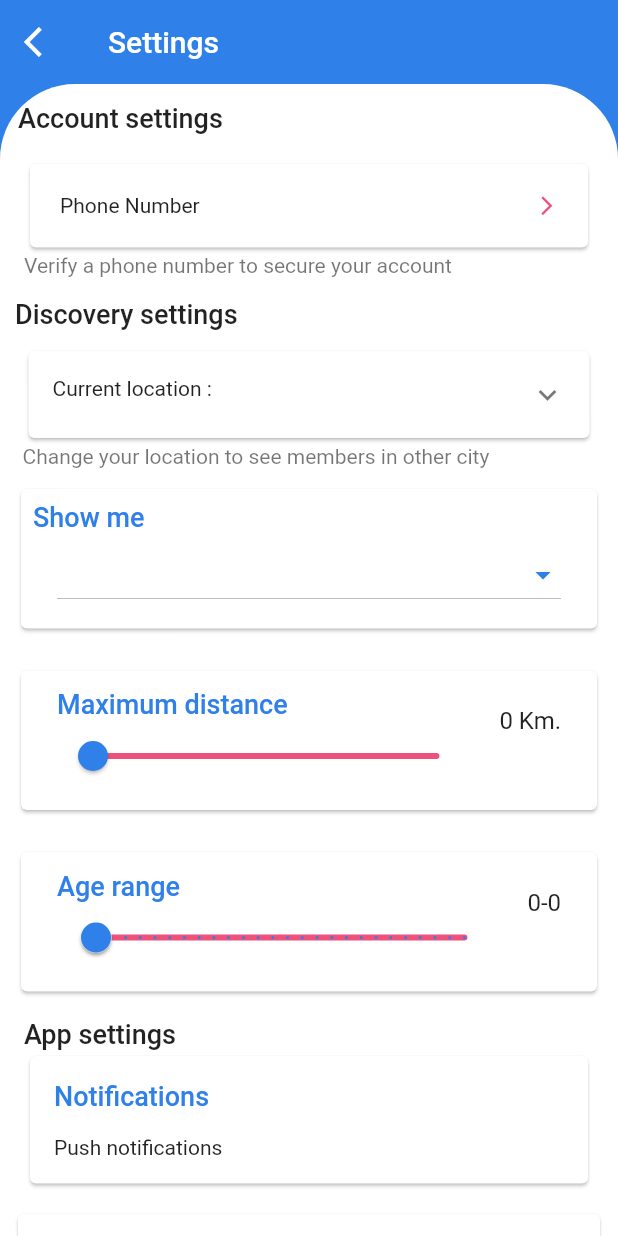
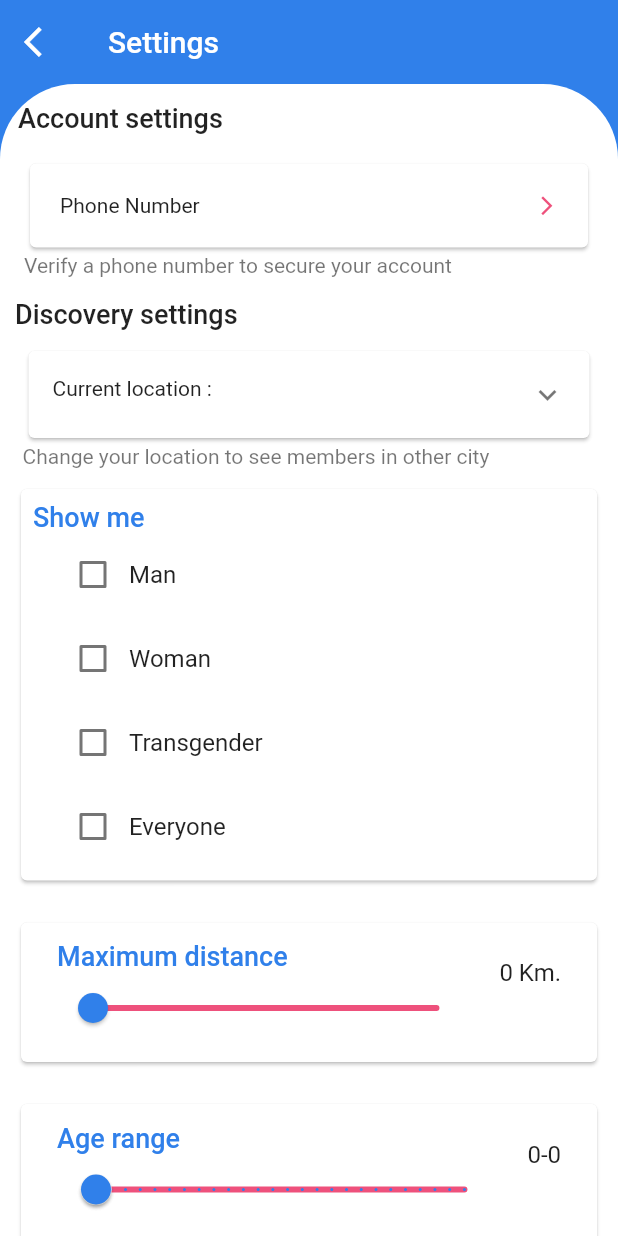
Before and after one commit to albertodelviejo/mantis_social_app, a Flutter app: the Settings screen opened directly with empty values, on a phone screen of 412 x 824 dp. Run offline on Flutter 3.47's test engine with Material 2 defaults, Android fonts, the phone set to English and light mode, and no system bars; our stand-ins replace cached_network_image, cloud_firestore, country_code_picker, firebase_auth, firebase_core, firebase_messaging and 12 more; missing offline and left inert: agora_rtc_engine, apple_sign_in, autocomplete_textfield, flutter_mapbox_autocomplete, flutter_ringtone_player, flutter_webview_plugin and 2 more; accounts and stored records are empty; statements that could not run were skipped.

Commit message:
Show multiple genders

```diff
--- a/lib/Screens/Payment/subscriptions.dart
+++ b/lib/Screens/Payment/subscriptions.dart
@@ -486,7 +486,8 @@ class _SubscriptionState extends State<Subscription> {
                       style: TextStyle(color: Colors.blue),
                     ),
                     onTap: () => launch(
-                        "https://www.deligence.com/apps/hookup4u/Privacy-Policy.html"), //TODO: add privacy policy
+                      "https://www.deligence.com/apps/hookup4u/Privacy-Policy.html",
+                    ), //TODO: add privacy policy
                   ),
                   GestureDetector(
                     child: Text(
@@ -494,7 +495,8 @@ class _SubscriptionState extends State<Subscription> {
                       style: TextStyle(color: Colors.blue),
                     ),
                     onTap: () => launch(
-                        "https://www.deligence.com/apps/hookup4u/Terms-Service.html"), //TODO: add Terms and conditions
+                      "https://www.deligence.com/apps/hookup4u/Terms-Service.html",
+                    ), //TODO: add Terms and conditions
                   ),
                 ],
               ),
--- a/lib/Screens/Profile/profile.dart
+++ b/lib/Screens/Profile/profile.dart
@@ -34,7 +34,7 @@ final List adds = [
     'icon': Icons.location_on,
     'color': Colors.purple,
     'title': "Swipe around the world",
-    'subtitle': "Passport to anywhere with hookup4u",
+    'subtitle': "Passport to anywhere with Mantis Social",
   },
   {
     'icon': Icons.vpn_key,
--- a/lib/Screens/Profile/settings.dart
+++ b/lib/Screens/Profile/settings.dart
@@ -255,31 +255,101 @@ class _SettingsState extends State<Settings> {
                                 fontWeight: FontWeight.w500),
                           ),
                           ListTile(
-                            title: DropdownButton(
-                              iconEnabledColor: primaryColor,
-                              iconDisabledColor: secondryColor,
-                              isExpanded: true,
-                              items: [
-                                DropdownMenuItem(
-                                  child: Text("Man"),
-                                  value: "man",
-                                ),
-                                DropdownMenuItem(
-                                    child: Text("Woman"), value: "woman"),
-                                DropdownMenuItem(
-                                    child: Text("Everyone"), value: "everyone"),
-                              ],
-                              onChanged: (val) {
-                                changeValues.addAll({
-                                  'showGender': val,
-                                });
-                                setState(() {
-                                  _showMe = val;
-                                });
-                              },
-                              value: _showMe,
-                            ),
-                          ),
+                              title: Row(
+                            children: [
+                              Checkbox(
+                                  value: _showMe.contains("man"),
+                                  onChanged: (isSelected) {
+                                    setState(() {
+                                      if (isSelected) {
+                                        _showMe.add("man");
+                                        if (_showMe.contains("everyone")) {
+                                          _showMe.remove("everyone");
+                                        }
+                                      } else {
+                                        if (_showMe.length > 1) {
+                                          _showMe.remove("man");
+                                        }
+                                      }
+                                      changeValues
+                                          .addAll({'showGender': _showMe});
+                                    });
+                                  }),
+                              Text("Man")
+                            ],
+                          )),
+                          ListTile(
+                              title: Row(
+                            children: [
+                              Checkbox(
+                                  value: _showMe.contains("woman"),
+                                  onChanged: (isSelected) {
+                                    setState(() {
+                                      if (isSelected) {
+                                        _showMe.add("woman");
+                                        if (_showMe.contains("everyone")) {
+                                          _showMe.remove("everyone");
+                                        }
+                                      } else {
+                                        if (_showMe.length > 1) {
+                                          _showMe.remove("woman");
+                                        }
+                                      }
+                                      changeValues
+                                          .addAll({'showGender': _showMe});
+                                    });
+                                  }),
+                              Text("Woman")
+                            ],
+                          )),
+                          ListTile(
+                              title: Row(
+                            children: [
+                              Checkbox(
+                                  value: _showMe.contains("transgender"),
+                                  onChanged: (isSelected) {
+                                    setState(() {
+                                      if (isSelected) {
+                                        _showMe.add("transgender");
+                                        if (_showMe.contains("everyone")) {
+                                          _showMe.remove("everyone");
+                                        }
+                                      } else {
+                                        if (_showMe.length > 1) {
+                                          _showMe.remove("transgender");
+                                        }
+                                      }
+                                      changeValues
+                                          .addAll({'showGender': _showMe});
+                                    });
+                                  }),
+                              Text("Transgender")
+                            ],
+                          )),
+                          ListTile(
+                              title: Row(
+                            children: [
+                              Checkbox(
+                                  value: _showMe.contains("everyone"),
+                                  onChanged: (isSelected) {
+                                    setState(() {
+                                      if (isSelected) {
+                                        _showMe.add("everyone");
+                                        _showMe.remove("man");
+                                        _showMe.remove("woman");
+                                        _showMe.remove("transgender");
+                                      } else {
+                                        if (_showMe.length > 1) {
+                                          _showMe.remove("everyone");
+                                        }
+                                      }
+                                      changeValues
+                                          .addAll({'showGender': _showMe});
+                                    });
+                                  }),
+                              Text("Everyone")
+                            ],
+                          ))
                         ],
                       ),
                     ),
--- a/lib/Screens/Welcome.dart
+++ b/lib/Screens/Welcome.dart
@@ -31,7 +31,7 @@ class _WelcomeState extends State<Welcome> {
                           height: 150,
                         ),
                         Text(
-                          "hookup4u",
+                          "Mantis Social",
                           textAlign: TextAlign.center,
                           style: TextStyle(
                               fontSize: 35,
@@ -42,7 +42,7 @@ class _WelcomeState extends State<Welcome> {
                         ListTile(
                           contentPadding: EdgeInsets.all(8),
                           title: Text(
-                            "Welcome to hookup4u.\nPlease follow these House Rules.",
+                            "Welcome to Mantis Social.\nPlease follow these House Rules.",
                             style: TextStyle(
                                 fontSize: 18, fontWeight: FontWeight.bold),
                           ),
--- a/pubspec.yaml
+++ b/pubspec.yaml
@@ -11,7 +11,9 @@ dependencies:
     sdk: flutter
   agora_rtc_engine: ^3.3.2
   apple_sign_in: ^0.1.0
+  autocomplete_textfield: ^1.7.3
   cached_network_image: ^2.4.0
+  checkbox_grouped: ^0.6.1
   cloud_firestore: ^0.14.3+1
   country_code_picker: ^2.0.1
   cupertino_icons: ^1.0.2
@@ -38,7 +40,6 @@ dependencies:
   shimmer: ^1.1.2
   swipe_stack: ^1.0.0
   url_launcher: ^6.0.3
-  autocomplete_textfield: ^1.7.3
 
 dev_dependencies:
   flutter_test:
```
Also changed, not shown: pubspec.lock, 1 other file.
